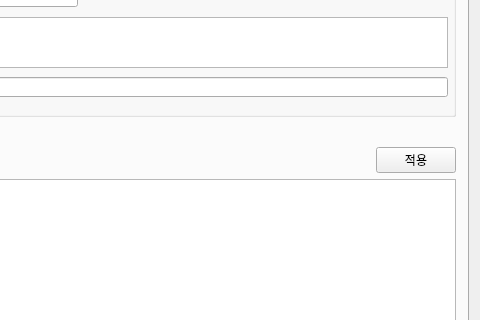
Before: the Qt Designer form src/mainwindow.ui in Hyuntae-Lee/HuResMgr, drawn with Qt 5; both pictures show x 683 to 1163 and y 187 to 507 of the 1163 by 673 pixel window.
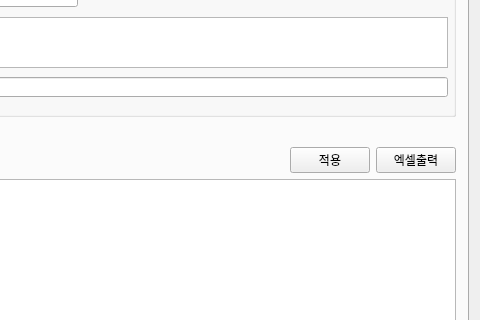
After: the same form once the commit is applied.

Commit message: excel 출력 구현 시작 - 빌드 안됨

The edit to the form file:
```diff
--- a/src/mainwindow.ui
+++ b/src/mainwindow.ui
@@ -369,6 +369,13 @@
               </property>
              </widget>
             </item>
+            <item>
+             <widget class="QPushButton" name="pushButton_exportJobListForWorker">
+              <property name="text">
+               <string>엑셀출력</string>
+              </property>
+             </widget>
+            </item>
            </layout>
           </item>
           <item>
```
The commit also changes 3 other files.
